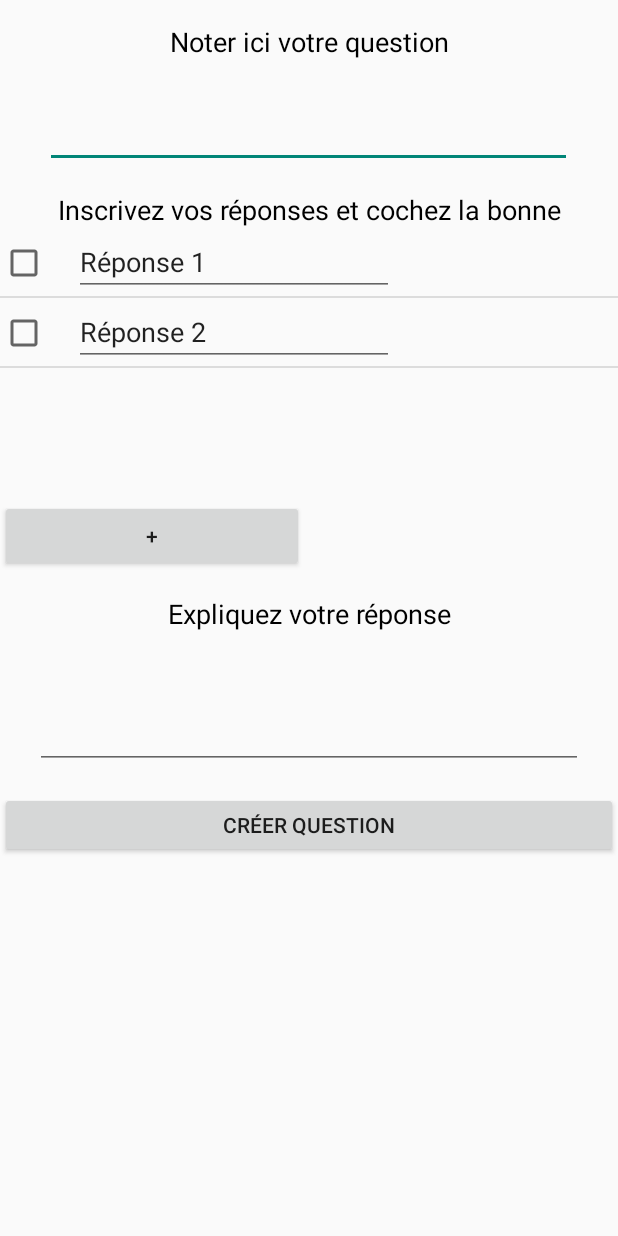
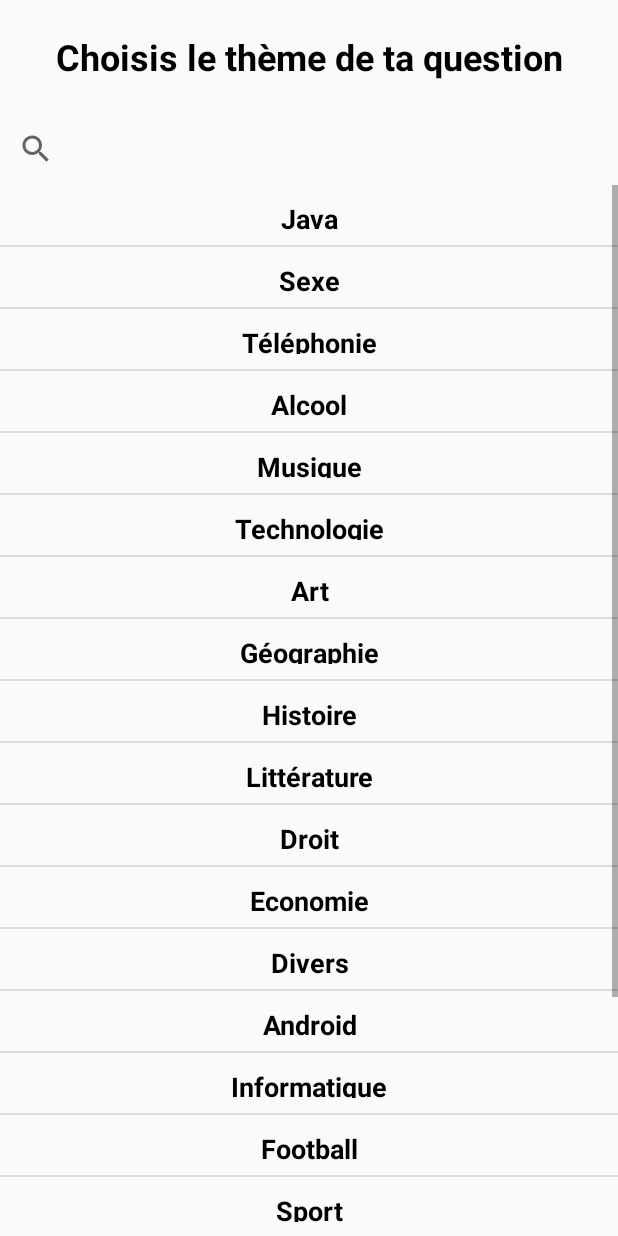
Before and after one commit to paretl/Top-Quizz, an Android app: the screen it shows after launch (CreateQuestion before the commit, ChooseTheme after it), after a tap on "CRÉER QUESTION", on a phone screen of 412 x 824 dp. Run offline under Robolectric (Android 15) with nearby library versions, the phone set to English and light mode, and no system bars.

Commit message:
[LPT][sw_Question] Add activity to choose theme before create the question

```diff
--- a/app/src/main/AndroidManifest.xml
+++ b/app/src/main/AndroidManifest.xml
@@ -21,6 +21,11 @@
         <activity android:name=".ResetPasswordConfirm" />
         <activity android:name=".Home"></activity>
         <activity android:name=".CreateQuestion" android:windowSoftInputMode="adjustPan"></activity>
+        <activity android:name=".ChooseTheme">
+            <intent-filter>
+                <action android:name="android.intent.action.SEARCH" />
+            </intent-filter>
+        </activity>
     </application>
 
     <uses-permission android:name="android.permission.INTERNET" />
--- /dev/null
+++ b/app/src/main/java/cpe/top/quizz/ChooseTheme.java
@@ -0,0 +1,66 @@
+package cpe.top.quizz;
+
+import android.os.Bundle;
+import android.support.v7.app.AppCompatActivity;
+import android.widget.ListView;
+import android.widget.SearchView;
+
+import java.util.ArrayList;
+
+import cpe.top.quizz.beans.Theme;
+import cpe.top.quizz.utils.ListViewAdapterThemes;
+
+/**
+ * Created by lparet on 29/11/16.
+ */
+
+public class ChooseTheme extends AppCompatActivity implements SearchView.OnQueryTextListener {
+
+    // Declare Variables
+    ListView list;
+    ListViewAdapterThemes adapter;
+    SearchView editsearch;
+    String[] themeList;
+    ArrayList<Theme> arraylist = new ArrayList<>();
+
+    @Override
+    public void onCreate(Bundle savedInstanceState) {
+        super.onCreate(savedInstanceState);
+        setContentView(R.layout.activity_choose_theme);
+
+        themeList = new String[]{"Java", "Sexe", "Téléphonie",
+                "Alcool", "Musique", "Technologie", "Art", "Géographie",
+                "Histoire","Littérature","Droit", "Economie", "Divers", "Android", "Informatique", "Football", "Sport", "Basketball", "Hockey Sur Gazon", "Pétanque", "Oenologie", "Beer Pong"};
+
+        // Locate the ListView in listview_main.xml
+        list = (ListView) findViewById(R.id.listViewTheme);
+
+        for (int i = 0; i < themeList.length; i++) {
+            Theme theme = new Theme(themeList[i]);
+            // Binds all strings into an array
+            arraylist.add(theme);
+        }
+
+        // Pass results to ListViewAdapter Class
+        adapter = new ListViewAdapterThemes(this, arraylist);
+
+        // Binds the Adapter to the ListView
+        list.setAdapter(adapter);
+
+        // Locate the EditText in activity_choose_theme
+        editsearch = (SearchView) findViewById(R.id.searchView);
+        editsearch.setOnQueryTextListener(this);
+    }
+
+    @Override
+    public boolean onQueryTextSubmit(String query) {
+        return false;
+    }
+
+    @Override
+    public boolean onQueryTextChange(String newText) {
+        String text = newText;
+        adapter.filter(text);
+        return false;
+    }
+}
--- a/app/src/main/java/cpe/top/quizz/CreateQuestion.java
+++ b/app/src/main/java/cpe/top/quizz/CreateQuestion.java
@@ -18,15 +18,13 @@ import android.widget.Toast;
 
 import java.util.ArrayList;
 
-import cpe.top.quizz.beans.Question;
-import cpe.top.quizz.beans.ReturnObject;
-
 /**
  * Created by lparet on 22/11/16.
  */
 
 public class CreateQuestion extends AppCompatActivity {
 
+    final String THEME = "Theme";
     private int nbReponses = 2;
     String rep1, rep2, rep3, rep4, explanation, question;
     private MyAdapter myAdapter;
@@ -36,6 +34,10 @@ public class CreateQuestion extends AppCompatActivity {
     protected void onCreate(Bundle savedInstanceState) {
         super.onCreate(savedInstanceState);
         setContentView(R.layout.activity_create_question);
+
+        Intent intent = getIntent();
+
+        Toast.makeText(CreateQuestion.this, "Crée une question au thème de : " + intent.getStringExtra(THEME), Toast.LENGTH_LONG).show();
 
         // Initialise listView
         final ListView listView = (ListView) findViewById(R.id.listView);
@@ -184,7 +186,7 @@ public class CreateQuestion extends AppCompatActivity {
             final ViewHolder holder;
             if (convertView == null) {
                 holder = new ViewHolder();
-                convertView = mInflater.inflate(R.layout.activity_list, null);
+                convertView = mInflater.inflate(R.layout.listview_reponses, null);
                 holder.caption = (EditText) convertView.findViewById(R.id.editText);
                 holder.checkBox = (CheckBox) convertView.findViewById(R.id.checkBox);
                 convertView.setTag(holder);
--- a/app/src/main/java/cpe/top/quizz/MainActivity.java
+++ b/app/src/main/java/cpe/top/quizz/MainActivity.java
@@ -74,7 +74,7 @@ public class MainActivity extends AppCompatActivity implements AsyncUserResponse
 
             @Override
             public void onClick(View v) {
-                Intent intent = new Intent(MainActivity.this, CreateQuestion.class);
+                Intent intent = new Intent(MainActivity.this, ChooseTheme.class);
                 startActivity(intent);
             }
         });
--- /dev/null
+++ b/app/src/main/java/cpe/top/quizz/utils/ListViewAdapterThemes.java
@@ -0,0 +1,107 @@
+package cpe.top.quizz.utils;
+
+import android.content.Context;
+import android.content.Intent;
+import android.view.LayoutInflater;
+import android.view.View;
+import android.view.ViewGroup;
+import android.widget.BaseAdapter;
+import android.widget.CheckBox;
+import android.widget.TextView;
+import android.widget.Toast;
+
+import java.util.ArrayList;
+import java.util.List;
+import java.util.Locale;
+
+import cpe.top.quizz.ChooseTheme;
+import cpe.top.quizz.CreateQuestion;
+import cpe.top.quizz.R;
+import cpe.top.quizz.beans.Theme;
+
+/**
+ * Created by lparet on 29/11/16.
+ */
+
+public class ListViewAdapterThemes extends BaseAdapter {
+    // Declare Variables
+
+    final String THEME = "Theme";
+
+    Context mContext;
+    LayoutInflater inflater;
+    private List<Theme> themeList = null;
+    private ArrayList<Theme> arraylist;
+
+    public ListViewAdapterThemes(Context context, List<Theme> themeList) {
+        mContext = context;
+        this.themeList = themeList;
+        inflater = LayoutInflater.from(mContext);
+        this.arraylist = new ArrayList<Theme>();
+        this.arraylist.addAll(themeList);
+    }
+
+    public class ViewHolder {
+        TextView name;
+    }
+
+    @Override
+    public int getCount() {
+        return themeList.size();
+    }
+
+    @Override
+    public Theme getItem(int position) {
+        return themeList.get(position);
+    }
+
+    @Override
+    public long getItemId(int position) {
+        return position;
+    }
+
+    public View getView(final int position, View view, ViewGroup parent) {
+        final ViewHolder holder;
+        if (view == null) {
+            holder = new ViewHolder();
+            view = inflater.inflate(R.layout.listview_themes, null);
+            // Locate the TextViews in listview_item.xml
+            holder.name = (TextView) view.findViewById(R.id.resultView);
+            view.setTag(holder);
+        } else {
+            holder = (ViewHolder) view.getTag();
+        }
+        // Set the results into TextViews
+        holder.name.setText(themeList.get(position).getName());
+
+        holder.name.setOnClickListener(new View.OnClickListener() {
+            public void onClick(View v) {
+                Intent intent = new Intent(mContext, CreateQuestion.class);
+                intent.putExtra(THEME, holder.name.getText()).toString();
+                mContext.startActivity(intent);
+            }
+        });
+
+        return view;
+    }
+
+
+    // Filter Class
+    public void filter(String charText) {
+        charText = charText.toLowerCase(Locale.getDefault());
+        themeList.clear();
+        if (charText.length() == 0) {
+            themeList.addAll(arraylist);
+        } else {
+            for (Theme wp : arraylist) {
+                // Ici on regarde si le theme CONTIENT le char, on peut dire qu'il regarde au DEBUT (1er carac) en mettant .startsWith(charText))
+                if (wp.getName().toLowerCase(Locale.getDefault()).startsWith(charText)) {
+                    themeList.add(wp);
+                }
+            }
+        }
+        notifyDataSetChanged();
+    }
+
+
+}
--- /dev/null
+++ b/app/src/main/res/layout/activity_choose_theme.xml
@@ -0,0 +1,41 @@
+<?xml version="1.0" encoding="utf-8"?>
+<LinearLayout xmlns:android="http://schemas.android.com/apk/res/android"
+    xmlns:app="http://schemas.android.com/apk/res-auto"
+    xmlns:tools="http://schemas.android.com/tools"
+    android:orientation="vertical" android:layout_width="match_parent"
+    android:layout_height="match_parent"
+    android:weightSum="1">
+
+    <TextView
+        android:text="Choisis le thème de ta question"
+        android:layout_width="match_parent"
+        android:layout_height="75dp"
+        android:id="@+id/textView7"
+        android:textAlignment="center"
+        android:textStyle="normal|bold"
+        android:textSize="24sp"
+        android:elevation="1dp"
+        android:gravity="center_vertical"
+        android:textColor="@android:color/black" />
+
+    <SearchView
+        android:layout_width="match_parent"
+        android:layout_height="wrap_content"
+        android:id="@+id/searchView"
+        android:showAsAction="collapseActionView|ifRoom"
+        android:actionViewClass="android.widget.SearchView">
+
+
+        <requestFocus
+            android:layout_gravity="center_vertical"
+            android:layout_width="match_parent"
+            android:layout_height="match_parent" />
+    </SearchView>
+    />
+
+    <ListView
+        android:layout_width="match_parent"
+        android:layout_height="match_parent"
+        android:id="@+id/listViewTheme" />
+
+</LinearLayout>
--- a/app/src/main/res/layout/activity_create_question.xml
+++ b/app/src/main/res/layout/activity_create_question.xml
@@ -23,14 +23,15 @@
         android:layout_alignParentStart="true">
 
         <TextView
-            android:text="Noter ici votre question"
+            android:text="Note ici ta question"
             android:layout_width="match_parent"
             android:layout_height="wrap_content"
             android:id="@+id/textView4"
             android:textAlignment="center"
             android:textSize="18sp"
             android:layout_marginTop="15dp"
-            android:textColor="@android:color/background_dark" />
+            android:textColor="@android:color/background_dark"
+            android:textStyle="normal|bold" />
 
         <EditText
             android:layout_width="351dp"
@@ -42,14 +43,16 @@
             android:gravity="top|left" />
 
         <TextView
-            android:text="Inscrivez vos réponses et cochez la bonne"
+            android:text="Inscris tes réponses et coche la bonne"
             android:layout_width="match_parent"
             android:layout_height="wrap_content"
             android:id="@+id/textView5"
             android:textAlignment="center"
             android:textSize="18sp"
             android:layout_marginTop="15dp"
-            android:textColor="@android:color/background_dark" />
+            android:textColor="@android:color/background_dark"
+            android:textStyle="normal|bold"
+            android:layout_marginBottom="10dp" />
 
         <LinearLayout
             android:orientation="vertical"
@@ -88,14 +91,15 @@
         </LinearLayout>
 
         <TextView
-            android:text="Expliquez votre réponse"
+            android:text="Explique ta réponse"
             android:layout_width="match_parent"
             android:layout_height="wrap_content"
             android:id="@+id/textView6"
             android:textColor="@android:color/background_dark"
             android:textAlignment="center"
             android:layout_marginTop="15dp"
-            android:textSize="18sp" />
+            android:textSize="18sp"
+            android:textStyle="normal|bold" />
 
         <EditText
             android:layout_width="365dp"
--- /dev/null
+++ b/app/src/main/res/layout/listview_themes.xml
@@ -0,0 +1,19 @@
+<?xml version="1.0" encoding="utf-8"?>
+<LinearLayout xmlns:android="http://schemas.android.com/apk/res/android"
+    android:orientation="vertical" android:layout_width="match_parent"
+    android:layout_height="match_parent"
+    android:weightSum="1">
+
+    <TextView
+        android:layout_width="match_parent"
+        android:id="@+id/resultView"
+        android:layout_weight="0.10"
+        android:textAlignment="center"
+        android:gravity="center_vertical"
+        android:textSize="18sp"
+        android:textStyle="normal|bold"
+        android:textColor="@android:color/background_dark"
+        android:height="40dp"
+        android:layout_height="wrap_content"
+        android:padding="10dp" />
+</LinearLayout>
```
Also changed, not shown: app/src/main/res/layout/listview_reponses.xml (renamed from app/src/main/res/layout/activity_list.xml).
